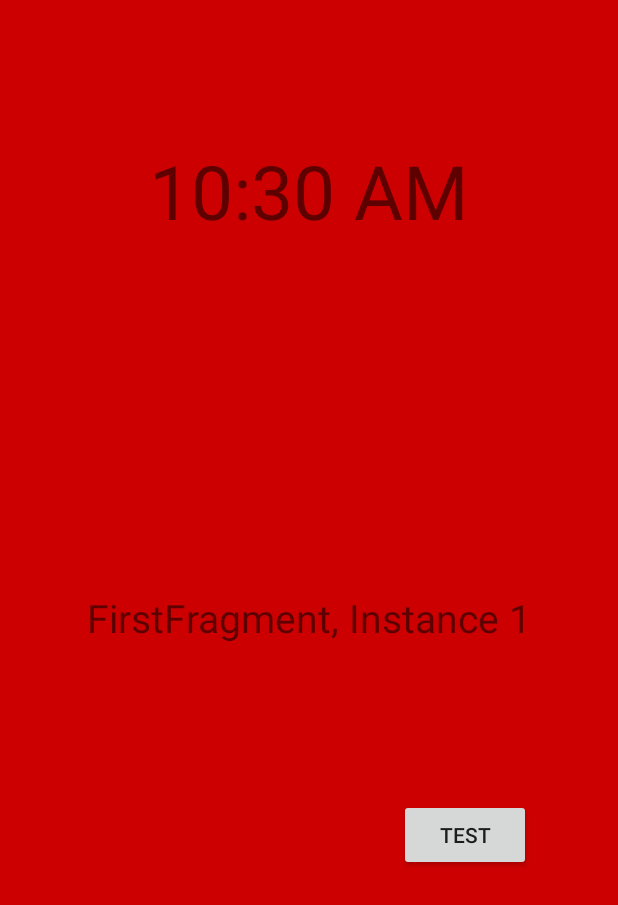
After one commit to khodary94/JamHub, an Android app: the Main screen opened directly, with no data from a screen before it, on a phone screen of 412 x 824 dp. The commit adds this screen. Shown: the top 905 px of the screen. Run offline under Robolectric (Android 15) with nearby library versions, the phone set to English and light mode, and no system bars.

Commit message:
Added Main class for fragments still without tabs

```diff
--- a/app/src/main/AndroidManifest.xml
+++ b/app/src/main/AndroidManifest.xml
@@ -36,6 +36,10 @@
             android:name=".ThirdFragment"
             android:label="@string/title_activity_third_fragment" >
         </activity>
+        <activity
+            android:name=".Main"
+            android:label="@string/title_activity_main" >
+        </activity>
     </application>
 
 </manifest>
--- /dev/null
+++ b/app/src/main/java/com/example/khodary/jamhub/Main.java
@@ -0,0 +1,44 @@
+package com.example.khodary.jamhub;
+import android.os.Bundle;
+import android.support.v4.app.Fragment;
+import android.support.v4.app.FragmentActivity;
+import android.support.v4.app.FragmentManager;
+import android.support.v4.app.FragmentPagerAdapter;
+import android.support.v4.view.ViewPager;
+
+public class Main extends FragmentActivity {
+
+    @Override
+    protected void onCreate(Bundle savedInstanceState) {
+        super.onCreate(savedInstanceState);
+        setContentView(R.layout.activity_main2);
+
+        ViewPager pager = (ViewPager) findViewById(R.id.viewPager);
+        pager.setAdapter(new MyPagerAdapter(getSupportFragmentManager()));
+    }
+
+    private class MyPagerAdapter extends FragmentPagerAdapter {
+
+        public MyPagerAdapter(FragmentManager fm) {
+            super(fm);
+        }
+
+        @Override
+        public Fragment getItem(int pos) {
+            switch(pos) {
+
+                case 0: return FirstFragment.newInstance("FirstFragment, Instance 1");
+                case 1: return SecondFragment.newInstance("SecondFragment, Instance 1");
+                case 2: return ThirdFragment.newInstance("ThirdFragment, Instance 1");
+                case 3: return ThirdFragment.newInstance("ThirdFragment, Instance 2");
+                case 4: return ThirdFragment.newInstance("ThirdFragment, Instance 3");
+                default: return ThirdFragment.newInstance("ThirdFragment, Default");
+            }
+        }
+
+        @Override
+        public int getCount() {
+            return 5;
+        }
+    }
+}
--- /dev/null
+++ b/app/src/main/res/layout/activity_main2.xml
@@ -0,0 +1,8 @@
+
+    <android.support.v4.view.ViewPager
+        xmlns:android="http://schemas.android.com/apk/res/android"
+        xmlns:app="http://schemas.android.com/apk/res-auto"
+        android:id="@+id/viewPager"
+        android:layout_width="fill_parent"
+        android:layout_height="fill_parent"
+        />
--- a/app/src/main/res/menu/menu_main.xml
+++ b/app/src/main/res/menu/menu_main.xml
@@ -1,6 +1,6 @@
 <menu xmlns:android="http://schemas.android.com/apk/res/android"
     xmlns:app="http://schemas.android.com/apk/res-auto"
-    xmlns:tools="http://schemas.android.com/tools" tools:context=".MainActivity">
+    xmlns:tools="http://schemas.android.com/tools" tools:context="com.example.khodary.jamhub.Main">
     <item android:id="@+id/action_settings" android:title="@string/action_settings"
         android:orderInCategory="100" app:showAsAction="never" />
 </menu>
--- a/app/src/main/res/values/strings.xml
+++ b/app/src/main/res/values/strings.xml
@@ -8,4 +8,5 @@
     <string name="title_activity_first">FirstActivity</string>
     <string name="title_activity_second_fragment">SecondFragment</string>
     <string name="title_activity_third_fragment">ThirdFragment</string>
+    <string name="title_activity_main">Main</string>
 </resources>
```
Also changed, not shown: app/src/main/java/com/example/khodary/jamhub/signin.java (+10 -0 lines).
